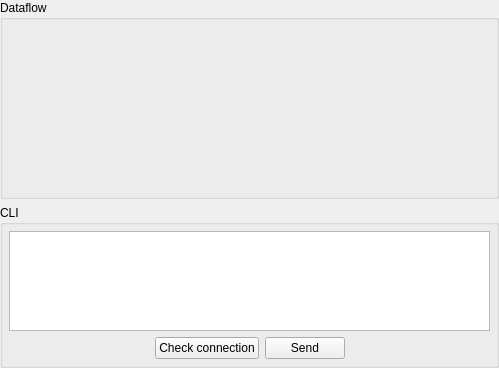
The window that src/VMTD/VMTD/protocol/nxapi/VMTDNxApiProtocolHandlerForm.ui (ekushko/qt-vxlan-mtd) describes before a commit, drawn with Qt 5.
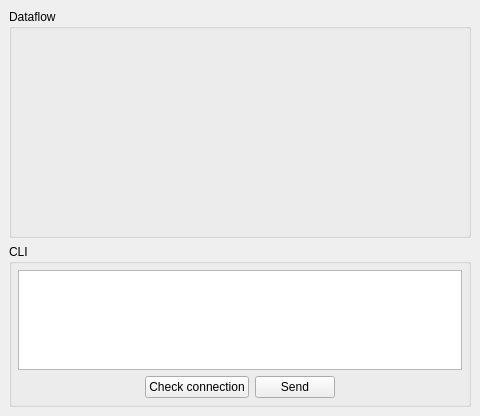
The same window after the commit.

```diff
--- a/src/VMTD/VMTD/protocol/nxapi/VMTDNxApiProtocolHandlerForm.ui
+++ b/src/VMTD/VMTD/protocol/nxapi/VMTDNxApiProtocolHandlerForm.ui
@@ -6,8 +6,8 @@
    <rect>
     <x>0</x>
     <y>0</y>
-    <width>499</width>
-    <height>368</height>
+    <width>480</width>
+    <height>416</height>
    </rect>
   </property>
   <property name="windowTitle">
@@ -15,16 +15,16 @@
   </property>
   <layout class="QVBoxLayout" name="verticalLayout_2">
    <property name="leftMargin">
-    <number>0</number>
+    <number>9</number>
    </property>
    <property name="topMargin">
-    <number>0</number>
+    <number>9</number>
    </property>
    <property name="rightMargin">
-    <number>0</number>
+    <number>9</number>
    </property>
    <property name="bottomMargin">
-    <number>0</number>
+    <number>9</number>
    </property>
    <item>
     <widget class="QGroupBox" name="gbProtocolHandler">
```
